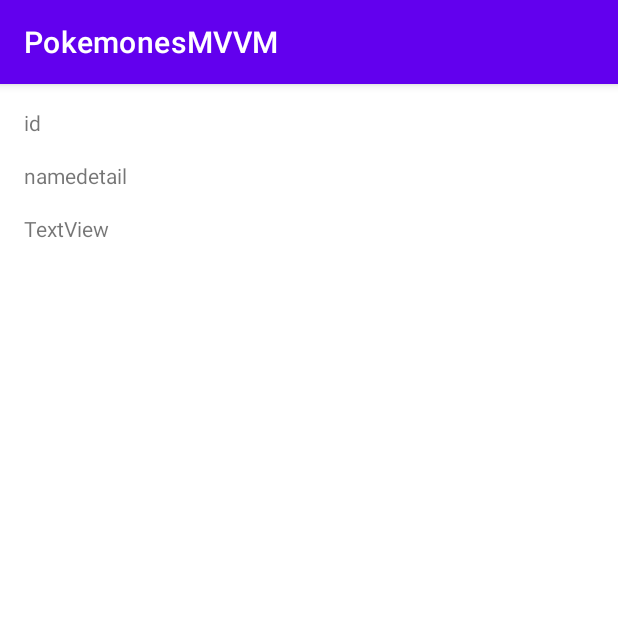
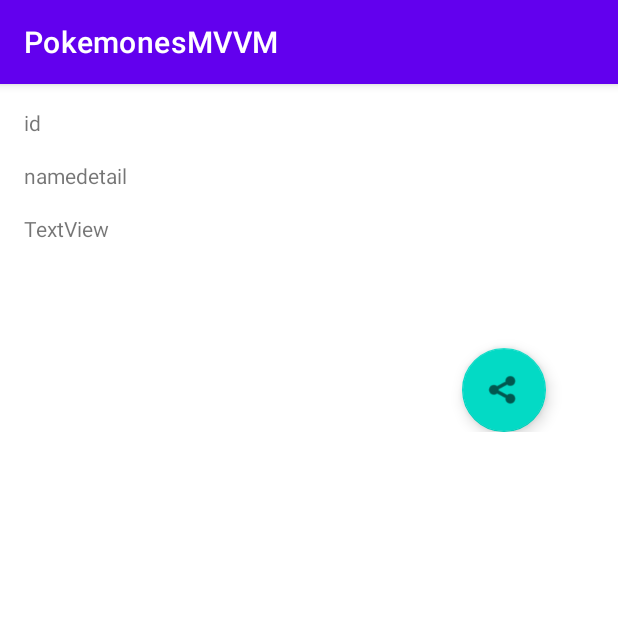
Before and after one commit to jorgeaguilar8286/PokemonesMVVM, an Android app: the fragment DetailFragment placed in its activity, on a phone screen of 412 x 824 dp, the top half of it. Run offline under Robolectric (Android 15) with nearby library versions, the phone set to English and light mode, and no system bars; our stand-ins replace Room's generated code; pictures from the network do not load; 6 statements that could not run were skipped.

Commit message:
Se agrega un intent implicito del boton share para poder compartir el nombre del pokemon

```diff
--- a/app/src/main/java/cl/jav/pokemonesmvvm/MainActivity.kt
+++ b/app/src/main/java/cl/jav/pokemonesmvvm/MainActivity.kt
@@ -23,7 +23,7 @@ Requisitos
 12.[X] Glide
 13.[ ] Fragment
 14.[ ] Intent implicito
-15.[ ] Alcances funciones coroutines
+15.[ ] Alcances funciones coroutines -> let, apply, run
 16.[ ] Cambiar monstruitos para coroutines
 
 
--- a/app/src/main/java/cl/jav/pokemonesmvvm/view/DetailFragment.kt
+++ b/app/src/main/java/cl/jav/pokemonesmvvm/view/DetailFragment.kt
@@ -1,5 +1,6 @@
 package cl.jav.pokemonesmvvm.view
 
+import android.content.Intent
 import android.os.Bundle
 import android.util.Log
 import androidx.fragment.app.Fragment
@@ -10,6 +11,7 @@ import androidx.fragment.app.viewModels
 import cl.jav.pokemonesmvvm.viewmodel.PokeVM
 import cl.jav.pokemonesmvvm.databinding.FragmentDetailBinding
 import com.bumptech.glide.Glide
+import com.google.android.material.snackbar.Snackbar
 
 // TODO: Rename parameter arguments, choose names that match
 // the fragment initialization parameters, e.g. ARG_ITEM_NUMBER
@@ -38,7 +40,7 @@ class DetailFragment : Fragment() {
     override fun onCreateView(inflater: LayoutInflater, container: ViewGroup?,
                               savedInstanceState: Bundle?): View? {
         // Inflate t layout for this fragment
-
+        binding= FragmentDetailBinding.inflate(inflater,container,false)
         pokeVM.getPokemon(param1).observe(viewLifecycleOwner, {pokemon ->
             binding.tvId.text= pokemon.id
             binding.tvNamedetail.text= pokemon.name
@@ -46,7 +48,14 @@ class DetailFragment : Fragment() {
             context?.let {
                 Glide.with(it).load(pokemon.img).into(binding.ivPoke) }
         })
-        binding= FragmentDetailBinding.inflate(inflater,container,false)
+        binding.fabShare.setOnClickListener {
+            //view -> Snackbar.make(view, "Compartir el pokemon", Snackbar.LENGTH_LONG).setAction("Estás seguro?", this).show()
+            val intent = Intent(Intent.ACTION_SEND)
+            intent.type = "text/plain"
+            intent.putExtra(Intent.EXTRA_TEXT, "${binding.tvNamedetail.text}")
+            startActivity(intent)
+        }
+
         Log.d("nombre", "onCreateView: $param1")
 
 
--- a/app/src/main/res/layout/fragment_detail.xml
+++ b/app/src/main/res/layout/fragment_detail.xml
@@ -45,11 +45,24 @@
             android:layout_width="150dp"
             android:layout_height="150dp"
             android:layout_marginTop="16dp"
-            android:layout_marginEnd="16dp"
+            android:layout_marginEnd="24dp"
             android:layout_marginBottom="16dp"
             app:layout_constraintBottom_toBottomOf="parent"
             app:layout_constraintEnd_toEndOf="parent"
             app:layout_constraintTop_toTopOf="parent"
+            app:layout_constraintVertical_bias="0.0"
             tools:src="@tools:sample/avatars" />
+
+        <com.google.android.material.floatingactionbutton.FloatingActionButton
+            android:id="@+id/fabShare"
+            android:layout_width="wrap_content"
+            android:layout_height="wrap_content"
+            android:layout_marginTop="10dp"
+            android:layout_marginEnd="48dp"
+            android:clickable="true"
+            android:src="@android:drawable/ic_menu_share"
+            app:layout_constraintBottom_toBottomOf="parent"
+            app:layout_constraintEnd_toEndOf="parent"
+            app:layout_constraintTop_toBottomOf="@+id/iv_poke" />
     </androidx.constraintlayout.widget.ConstraintLayout>
 </FrameLayout>
```
